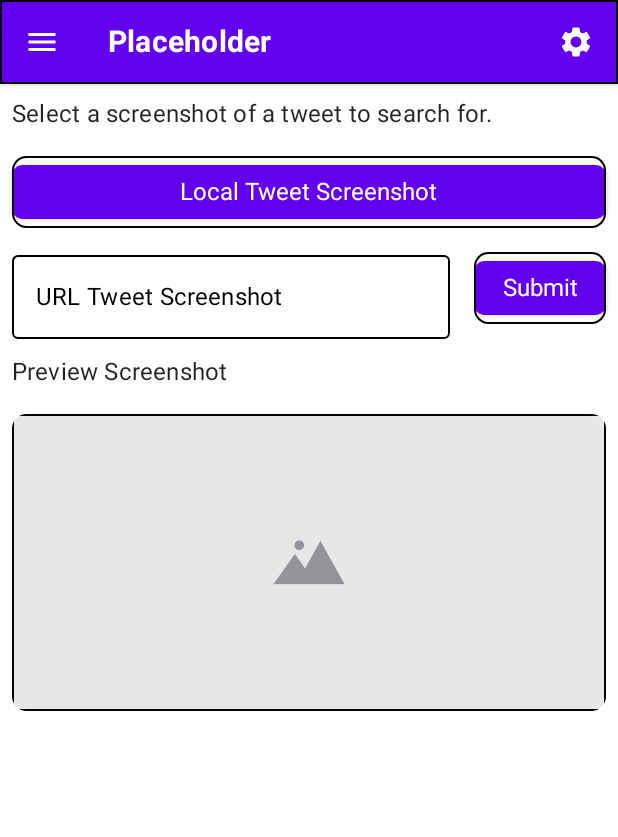
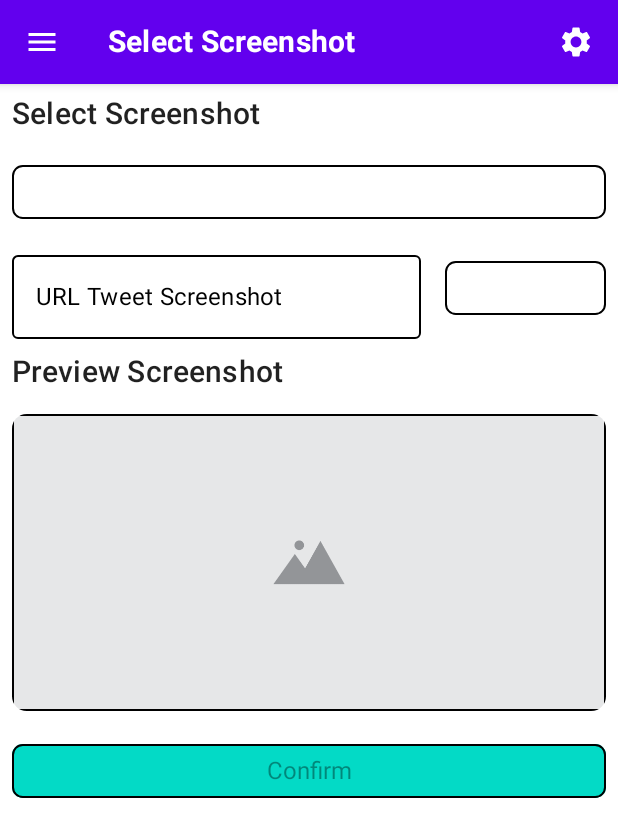
Before and after one commit to CrunchyBiscuit19/TweetSearch, an Android app built with Jetpack Compose: the screen it shows after launch (MainActivity), on a phone screen of 412 x 824 dp. Shown: the top 837 px of the screen. Run offline under Robolectric (Android 15) with nearby library versions, the light colour scheme and no system bars; our stand-ins replace Timber.

Commit message:
Added functionality to select image and read the text inside it.

```diff
--- a/app/src/main/AndroidManifest.xml
+++ b/app/src/main/AndroidManifest.xml
@@ -19,6 +19,9 @@
                 <category android:name="android.intent.category.LAUNCHER" />
             </intent-filter>
         </activity>
+        <meta-data
+            android:name="com.google.mlkit.vision.DEPENDENCIES"
+            android:value="ocr" />
     </application>
 
 </manifest>
--- a/app/src/main/java/com/example/tweetsearch/MainActivity.kt
+++ b/app/src/main/java/com/example/tweetsearch/MainActivity.kt
@@ -1,40 +1,70 @@
 package com.example.tweetsearch
 
-import android.net.Uri
 import android.os.Bundle
 import androidx.activity.ComponentActivity
-import androidx.activity.compose.rememberLauncherForActivityResult
 import androidx.activity.compose.setContent
-import androidx.activity.result.contract.ActivityResultContracts
-import androidx.compose.foundation.border
-import androidx.compose.foundation.layout.Column
-import androidx.compose.foundation.layout.Row
-import androidx.compose.foundation.layout.fillMaxWidth
-import androidx.compose.foundation.layout.padding
-import androidx.compose.foundation.rememberScrollState
-import androidx.compose.foundation.shape.RoundedCornerShape
-import androidx.compose.foundation.verticalScroll
-import androidx.compose.material.*
-import androidx.compose.runtime.*
+import androidx.compose.material.MaterialTheme
+import androidx.compose.material.Scaffold
+import androidx.compose.material.rememberScaffoldState
+import androidx.compose.runtime.Composable
 import androidx.compose.ui.Modifier
-import androidx.compose.ui.draw.clip
-import androidx.compose.ui.layout.ContentScale
-import androidx.compose.ui.res.painterResource
-import androidx.compose.ui.res.stringResource
 import androidx.compose.ui.tooling.preview.Preview
-import androidx.compose.ui.unit.dp
-import coil.compose.AsyncImage
-import com.example.tweetsearch.generic.AppToolbar
+import androidx.navigation.NavHostController
+import androidx.navigation.NavType
+import androidx.navigation.compose.NavHost
+import androidx.navigation.compose.composable
+import androidx.navigation.compose.currentBackStackEntryAsState
+import androidx.navigation.compose.rememberNavController
+import androidx.navigation.navArgument
+import com.example.tweetsearch.Screen.*
+import com.example.tweetsearch.Screen.Companion.fromRoute
+import com.example.tweetsearch.reusable.AppToolbar
+import com.example.tweetsearch.tweetinfo.TweetInfoPage
+import com.example.tweetsearch.tweetpreview.TweetPreviewPage
 import com.example.tweetsearch.ui.theme.TweetSearchTheme
+import timber.log.Timber
+import timber.log.Timber.Forest.plant
 
 
 class MainActivity : ComponentActivity() {
     override fun onCreate(savedInstanceState: Bundle?) {
         super.onCreate(savedInstanceState)
+        if (BuildConfig.DEBUG) {
+            plant(Timber.DebugTree())
+        }
         setContent {
-            TweetSearchTheme {
             TweetSearchApp()
         }
+    }
+}
+
+@Composable
+fun TweetSearchNavigation(
+    navController: NavHostController
+) {
+    NavHost(
+        navController = navController,
+        startDestination = TweetPreview.name
+    ) {
+        composable(TweetPreview.name) {
+            TweetPreviewPage(
+                Modifier,
+                navController
+            )
+        }
+        composable(
+            "${TweetInfo.name}/{preview_screenshot_model}",
+            arguments = listOf(
+                navArgument("preview_screenshot_model") {
+                    type = NavType.StringType
+                }
+            ),
+        ) { entry ->
+            val screenshotModel = entry.arguments?.getString("preview_screenshot_model")
+            TweetInfoPage(
+                Modifier,
+                screenshotModel,
+            )
         }
     }
 }
@@ -42,121 +72,28 @@ class MainActivity : ComponentActivity() {
 @Preview(showBackground = true)
 @Composable
 fun TweetSearchApp() {
-    TweetPreviewPage(
-        Modifier
+    TweetSearchTheme {
+        val allScreens = values().toList()
+        val navController = rememberNavController()
+        val backstackEntry = navController.currentBackStackEntryAsState()
+        val currentScreen = fromRoute(
+            backstackEntry.value?.destination?.route
         )
-}
 
-@Composable
-fun TweetPreviewPage(modifier: Modifier = Modifier) {
         val scaffoldState = rememberScaffoldState()
         Scaffold(
             scaffoldState = scaffoldState,
             topBar = {
-            AppToolbar(Modifier, scaffoldState = scaffoldState)
+                AppToolbar(
+                    Modifier,
+                    currentScreen.toolbarTitle,
+                    scaffoldState
+                )
             },
             drawerContent = { },
             drawerBackgroundColor = MaterialTheme.colors.background,
-        content = {
-            TweetPictureSelect(modifier)
-        },
-    )
-}
-
-@Composable
-fun TweetPictureSelect(modifier: Modifier = Modifier) {
-    var previewScreenshotModel: String? by remember { mutableStateOf(null) }
-    val selectedFileLauncher =
-        rememberLauncherForActivityResult(ActivityResultContracts.GetContent()) { uri: Uri ->
-            previewScreenshotModel = uri.toString()
-        }
-    var screenshotUrl by remember { mutableStateOf("") }
-
-    val buttonRoundCorners = RoundedCornerShape(20)
-    val defaultModifier = modifier
-        .fillMaxWidth()
-        .padding(8.dp)
-
-    Column(
-        modifier = modifier
-            .verticalScroll(rememberScrollState()),
         ) {
-        Text(
-            stringResource(R.string.select_tweet_screenshot_instruction),
-            style = MaterialTheme.typography.subtitle1,
-            modifier = defaultModifier,
-        )
-        Button(
-            onClick = {
-                selectedFileLauncher.launch("image/*")
-            },
-            shape = buttonRoundCorners,
-            modifier = defaultModifier
-                .border(1.dp, MaterialTheme.colors.onBackground, buttonRoundCorners),
-        ) {
-            Text(
-                stringResource(R.string.local_tweet_screenshot),
-                style = MaterialTheme.typography.body1
-            )
-        }
-        Row(
-            modifier = modifier
-        )
-        {
-            OutlinedTextField(
-                value = screenshotUrl,
-                onValueChange = { screenshotUrl = it },
-                label = { Text(stringResource(R.string.url_tweet_screenshot)) },
-                colors = TextFieldDefaults.outlinedTextFieldColors(
-                    unfocusedBorderColor = MaterialTheme.colors.onBackground,
-                    unfocusedLabelColor = MaterialTheme.colors.onBackground,
-                ),
-                modifier = modifier
-                    .fillMaxWidth()
-                    .padding(8.dp, 2.dp)
-                    .weight(0.74F),
-            )
-            Button(
-                onClick = { previewScreenshotModel = screenshotUrl },
-                shape = buttonRoundCorners,
-                modifier = defaultModifier
-                    .border(1.dp, MaterialTheme.colors.onBackground, buttonRoundCorners)
-                    .weight(0.25F),
-            ) {
-                Text(
-                    stringResource(R.string.submit_url),
-                    style = MaterialTheme.typography.body1
-                )
+            TweetSearchNavigation(navController)
         }
     }
-        TweetPicturePreview(modifier, previewScreenshotModel)
 }
-
-}
-
-@Composable
-fun TweetPicturePreview(
-    modifier: Modifier = Modifier,
-    previewScreenshotModel: String?,
-) {
-    val imageRoundCorners = RoundedCornerShape(5)
-    val defaultModifier = modifier
-        .fillMaxWidth()
-        .padding(8.dp)
-
-    Text(
-        stringResource(R.string.preview_screenshot),
-        style = MaterialTheme.typography.subtitle1,
-        modifier = defaultModifier,
-    )
-    AsyncImage(
-        model = previewScreenshotModel,
-        contentDescription = stringResource(R.string.preview_screenshot),
-        modifier = defaultModifier
-            .clip(imageRoundCorners)
-            .border(1.dp, MaterialTheme.colors.onBackground),
-        contentScale = ContentScale.FillWidth,
-        error = painterResource(R.drawable.preview_error),
-        fallback = painterResource(R.drawable.preview_placeholder),
-    )
-}
--- /dev/null
+++ b/app/src/main/java/com/example/tweetsearch/Screen.kt
@@ -0,0 +1,22 @@
+package com.example.tweetsearch
+
+enum class Screen(
+    val toolbarTitle: String
+) {
+    TweetPreview(
+        toolbarTitle = "Select Screenshot"
+    ),
+    TweetInfo(
+        toolbarTitle = "Screenshot Info"
+    );
+
+    companion object {
+        fun fromRoute(route: String?): Screen =
+            when (route?.substringBefore("/")) {
+                TweetPreview.name -> TweetPreview
+                TweetInfo.name -> TweetInfo
+                null -> TweetPreview
+                else -> throw IllegalArgumentException("Route $route is not recognized.")
+            }
+    }
+}
--- a/app/src/main/java/com/example/tweetsearch/generic/AppToolBar.kt
+++ b/app/src/main/java/com/example/tweetsearch/reusable/AppToolBar.kt
@@ -1,4 +1,4 @@
-package com.example.tweetsearch.generic
+package com.example.tweetsearch.reusable
 
 import androidx.compose.foundation.border
 import androidx.compose.material.*
@@ -37,7 +37,7 @@ fun AppToolbar(
             }
         },
         actions = {
-            IconButton(onClick = { /* TODO */ }) {
+            IconButton(onClick = { /* TODO Open Settings menu */ }) {
                 Icon(
                     Icons.Filled.Settings,
                     contentDescription = "Settings menu",
@@ -45,6 +45,5 @@ fun AppToolbar(
                 )
             }
         },
-        modifier = modifier.border(1.dp, MaterialTheme.colors.onBackground)
     )
 }
--- /dev/null
+++ b/app/src/main/java/com/example/tweetsearch/reusable/BodyText.kt
@@ -0,0 +1,37 @@
+package com.example.tweetsearch.reusable
+
+import androidx.compose.material.MaterialTheme
+import androidx.compose.material.Text
+import androidx.compose.runtime.Composable
+import androidx.compose.ui.Modifier
+import androidx.compose.ui.res.stringResource
+import com.example.tweetsearch.R
+import com.example.tweetsearch.ui.theme.defaultModifier
+
+@Composable
+fun BodyText (text: String) {
+    Text(
+        text,
+        style = MaterialTheme.typography.subtitle1,
+        modifier = defaultModifier,
+    )
+}
+
+@Composable
+fun HeaderBodyText (text: String) {
+    Text(
+        text,
+        style = MaterialTheme.typography.h6,
+        modifier = defaultModifier,
+    )
+}
+
+@Composable
+fun ErrorBodyText (text: String) {
+    Text(
+        text,
+        style = MaterialTheme.typography.subtitle1,
+        color = MaterialTheme.colors.error,
+        modifier = defaultModifier,
+    )
+}
--- /dev/null
+++ b/app/src/main/java/com/example/tweetsearch/tweetpreview/TweetPreview.kt
@@ -0,0 +1,164 @@
+package com.example.tweetsearch.tweetpreview
+
+import android.net.Uri
+import androidx.activity.compose.rememberLauncherForActivityResult
+import androidx.activity.result.contract.ActivityResultContracts
+import androidx.compose.foundation.BorderStroke
+import androidx.compose.foundation.border
+import androidx.compose.foundation.layout.Column
+import androidx.compose.foundation.layout.Row
+import androidx.compose.foundation.layout.fillMaxWidth
+import androidx.compose.foundation.layout.padding
+import androidx.compose.foundation.rememberScrollState
+import androidx.compose.foundation.verticalScroll
+import androidx.compose.material.*
+import androidx.compose.runtime.*
+import androidx.compose.ui.Modifier
+import androidx.compose.ui.draw.clip
+import androidx.compose.ui.layout.ContentScale
+import androidx.compose.ui.res.painterResource
+import androidx.compose.ui.res.stringResource
+import androidx.compose.ui.unit.dp
+import androidx.navigation.NavController
+import coil.compose.AsyncImage
+import com.example.tweetsearch.R
+import com.example.tweetsearch.Screen.TweetInfo
+import com.example.tweetsearch.reusable.BodyText
+import com.example.tweetsearch.reusable.HeaderBodyText
+import com.example.tweetsearch.ui.theme.buttonRoundCorners
+import com.example.tweetsearch.ui.theme.defaultModifier
+import com.example.tweetsearch.ui.theme.imageRoundCorners
+import java.net.URLEncoder
+import java.nio.charset.StandardCharsets
+
+@Composable
+fun TweetPreviewPage(
+    modifier: Modifier = Modifier,
+    navController: NavController
+) {
+    TweetPictureSelect(modifier, navController)
+}
+
+@Composable
+fun TweetPictureSelect(
+    modifier: Modifier = Modifier,
+    navController: NavController
+) {
+    var previewScreenshotModel: String? by remember { mutableStateOf(null) }
+    val selectedFileLauncher =
+        rememberLauncherForActivityResult(ActivityResultContracts.GetContent()) { uri: Uri? ->
+            if (uri != null) {
+                previewScreenshotModel = uri.toString()
+            }
+        }
+    var screenshotUrl by remember { mutableStateOf("") }
+
+    Column(
+        modifier = modifier
+            .verticalScroll(rememberScrollState()),
+    ) {
+        HeaderBodyText(stringResource(R.string.select_tweet_screenshot_instruction))
+        OutlinedButton(
+            onClick = {
+                selectedFileLauncher.launch("image/*")
+            },
+            shape = buttonRoundCorners,
+            border = BorderStroke(1.dp, MaterialTheme.colors.onBackground),
+            modifier = defaultModifier,
+            colors = ButtonDefaults.outlinedButtonColors(
+                contentColor = MaterialTheme.colors.onPrimary,
+            )
+        ) {
+            Text(
+                stringResource(R.string.local_tweet_screenshot),
+                style = MaterialTheme.typography.body1,
+            )
+        }
+        Row(
+            modifier = modifier
+        )
+        {
+            OutlinedTextField(
+                value = screenshotUrl,
+                onValueChange = { screenshotUrl = it },
+                label = { Text(stringResource(R.string.url_tweet_screenshot)) },
+                colors = TextFieldDefaults.outlinedTextFieldColors(
+                    unfocusedBorderColor = MaterialTheme.colors.onBackground,
+                    unfocusedLabelColor = MaterialTheme.colors.onBackground,
+                ),
+                modifier = modifier
+                    .fillMaxWidth()
+                    .padding(8.dp, 2.dp)
+                    .weight(0.70F),
+            )
+            OutlinedButton(
+                onClick = { previewScreenshotModel = screenshotUrl },
+                shape = buttonRoundCorners,
+                border = BorderStroke(1.dp, MaterialTheme.colors.onBackground),
+                modifier = defaultModifier
+                    .weight(0.30F),
+                colors = ButtonDefaults.outlinedButtonColors(
+                    contentColor = MaterialTheme.colors.onPrimary,
+                )
+            ) {
+                Text(
+                    stringResource(R.string.submit_url),
+                    style = MaterialTheme.typography.body1
+                )
+            }
+        }
+        TweetPicturePreview(modifier, navController, previewScreenshotModel)
+    }
+
+}
+
+@Composable
+fun TweetPicturePreview(
+    modifier: Modifier = Modifier,
+    navController: NavController,
+    previewScreenshotModel: String?,
+) {
+    var validScreenshot by remember { mutableStateOf(false) }
+    if (previewScreenshotModel == null) {
+        validScreenshot = false
+    }
+
+    HeaderBodyText(stringResource(R.string.preview_screenshot))
+    AsyncImage(
+        model = previewScreenshotModel,
+        contentDescription = stringResource(R.string.preview_screenshot),
+        modifier = defaultModifier
+            .clip(imageRoundCorners)
+            .border(1.dp, MaterialTheme.colors.onBackground),
+        contentScale = ContentScale.FillWidth,
+        error = painterResource(R.drawable.preview_error),
+        fallback = painterResource(R.drawable.preview_placeholder),
+        onSuccess = { validScreenshot = true },
+        onError = { validScreenshot = false },
+    )
+    OutlinedButton(
+        onClick = {
+            navController.navigate(
+                "${TweetInfo.name}/${
+                    URLEncoder.encode(
+                        previewScreenshotModel,
+                        StandardCharsets.UTF_8.toString()
+                    )
+                }"
+            )
+        },
+        shape = buttonRoundCorners,
+        border = BorderStroke(1.dp, MaterialTheme.colors.onBackground),
+        modifier = defaultModifier,
+        colors = ButtonDefaults.outlinedButtonColors(
+            backgroundColor = MaterialTheme.colors.secondary,
+            contentColor = MaterialTheme.colors.onSecondary,
+        ),
+        enabled = validScreenshot,
+    ) {
+        Text(
+            stringResource(R.string.confirm_screenshot),
+            style = MaterialTheme.typography.body1,
+        )
+    }
+}
--- a/app/src/main/java/com/example/tweetsearch/ui/theme/Shape.kt
+++ b/app/src/main/java/com/example/tweetsearch/ui/theme/Shape.kt
@@ -1,11 +1,20 @@
 package com.example.tweetsearch.ui.theme
 
+import androidx.compose.foundation.layout.fillMaxWidth
+import androidx.compose.foundation.layout.padding
 import androidx.compose.foundation.shape.RoundedCornerShape
 import androidx.compose.material.Shapes
+import androidx.compose.ui.Modifier
 import androidx.compose.ui.unit.dp
 
 val Shapes = Shapes(
     small = RoundedCornerShape(4.dp),
     medium = RoundedCornerShape(4.dp),
-    large = RoundedCornerShape(0.dp)
+    large = RoundedCornerShape(0.dp),
 )
+
+val buttonRoundCorners = RoundedCornerShape(20)
+val imageRoundCorners = RoundedCornerShape(5)
+val defaultModifier = Modifier
+    .fillMaxWidth()
+    .padding(8.dp)
--- a/app/src/main/java/com/example/tweetsearch/ui/theme/Theme.kt
+++ b/app/src/main/java/com/example/tweetsearch/ui/theme/Theme.kt
@@ -1,13 +1,10 @@
 package com.example.tweetsearch.ui.theme
 
-import androidx.annotation.ColorRes
 import androidx.compose.foundation.isSystemInDarkTheme
 import androidx.compose.material.MaterialTheme
 import androidx.compose.material.darkColors
 import androidx.compose.material.lightColors
 import androidx.compose.runtime.Composable
-import androidx.compose.ui.graphics.Color
-import com.example.tweetsearch.R
 
 private val LightColorPalette = lightColors(
     primary = Teal700,
--- a/app/src/main/res/values/strings.xml
+++ b/app/src/main/res/values/strings.xml
@@ -3,8 +3,14 @@
     <string name="upload_screenshot">Upload Screenshot</string>
     <string name="local_tweet_screenshot">Local Tweet Screenshot</string>
     <string name="url_tweet_screenshot">URL Tweet Screenshot</string>
-    <string name="select_tweet_screenshot_instruction">Select a screenshot of a tweet to search for.</string>
+    <string name="select_tweet_screenshot_instruction">Select Screenshot</string>
     <string name="placeholder">Placeholder</string>
     <string name="preview_screenshot">Preview Screenshot</string>
     <string name="submit_url">Submit</string>
+    <string name="toolbar_tweet_screenshot">Tweet Screenshot</string>
+    <string name="confirm_screenshot">Confirm</string>
+    <string name="confirmed_screenshot_model">Confirmed screenshot</string>
+    <string name="screenshot_selected">Screenshot Selected</string>
+    <string name="image_not_found_error">Image cannot be found. Go back and try again.</string>
+    <string name="no_text_detected_error">Text cannot be detected. Go back and try again</string>
 </resources>
```
Also changed, not shown: app/build.gradle (+10 -7 lines), app/src/main/java/com/example/tweetsearch/tweetinfo/TweetInfo.kt (added, +101 -0 lines). Lines whose indentation alone changed are shown as unchanged.
